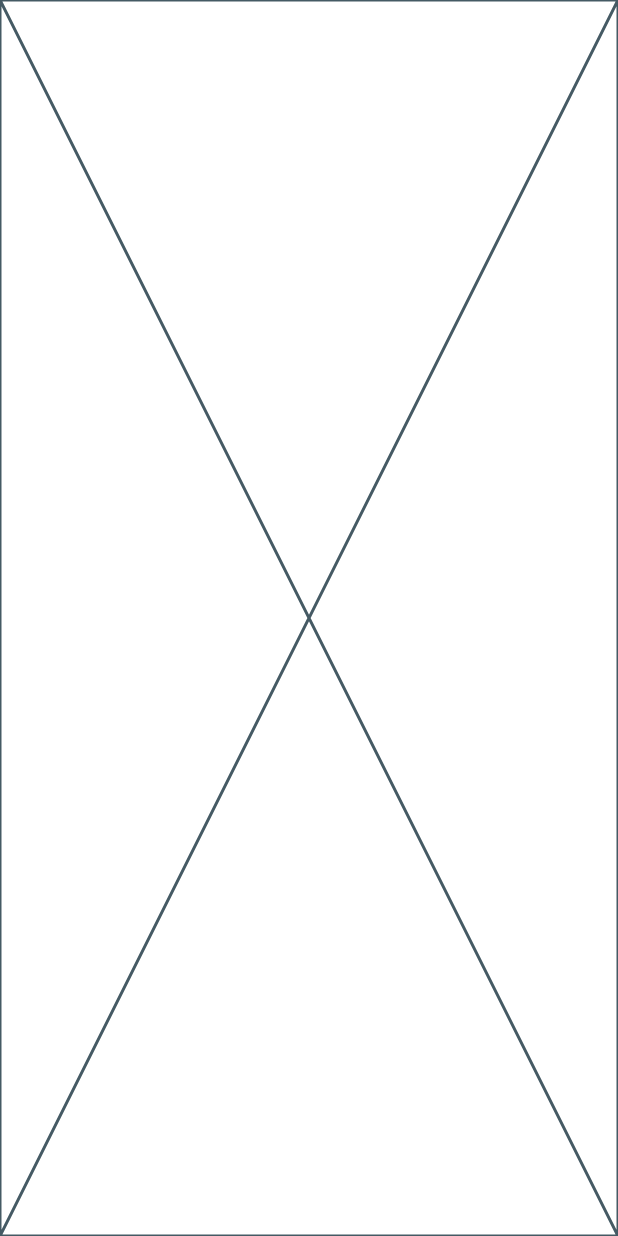
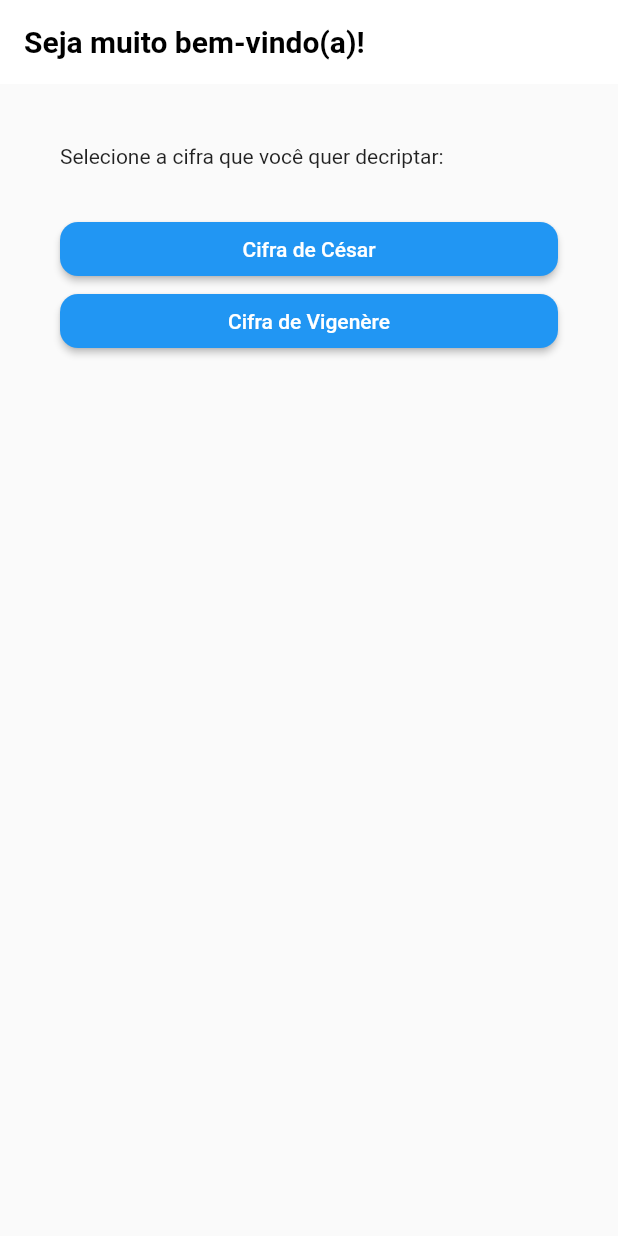
Before and after one commit to PedroLucasFernandes/app-decripta-texto, a Flutter app: the screen it shows after launch, on a phone screen of 412 x 824 dp. Run offline on Flutter 3.47's test engine with Material 2 defaults, Android fonts, the phone set to English and light mode, and no system bars.

Commit message:
feat: add homepage and routes

```diff
--- a/lib/pages/homepage.dart
+++ b/lib/pages/homepage.dart
@@ -4,6 +4,56 @@ class HomePage extends StatelessWidget {
 
   @override
   Widget build(BuildContext context) {
-    return const Placeholder();
+    return Scaffold(
+      appBar: AppBar(
+        elevation: 0,
+        backgroundColor: Colors.white,
+        title: Text(
+          "Seja muito bem-vindo(a)!",
+          style: TextStyle(
+            color: Colors.black,
+            fontWeight: FontWeight.bold,
+            fontSize: 20,
+          ),
+        ),
+      ),
+      body: Container(
+        padding: EdgeInsets.all(40),
+        child: ListView(
+          children: <Widget>[
+            Text("Selecione a cifra que você quer decriptar:"),
+            SizedBox(height: 30,),
+            ElevatedButton(
+              style: ButtonStyle(
+                backgroundColor: MaterialStatePropertyAll(Colors.blue),
+                shape: MaterialStatePropertyAll(
+                  RoundedRectangleBorder(
+                    borderRadius: BorderRadius.circular(12),
+                  ),
+                ),
+              ),
+              onPressed : () {
+                Navigator.pushNamed(context, '/cifradecesar');
+              },
+              child : Text("Cifra de César")
+            ),
+            ElevatedButton(
+              style: ButtonStyle(
+                backgroundColor: MaterialStatePropertyAll(Colors.blue),
+                shape: MaterialStatePropertyAll(
+                  RoundedRectangleBorder(
+                    borderRadius: BorderRadius.circular(12),
+                  ),
+                ),
+              ),
+              onPressed : () {
+                Navigator.pushNamed(context, '/cifradevigenere');
+              },
+              child : Text("Cifra de Vigenère"),
+            ),
+          ],
+        ),
+      ),
+    );
   }
 }
```
